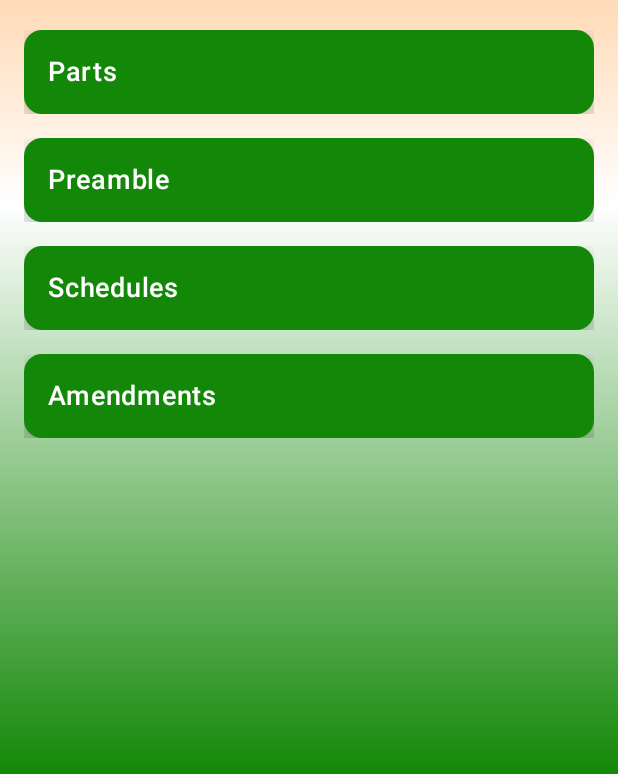
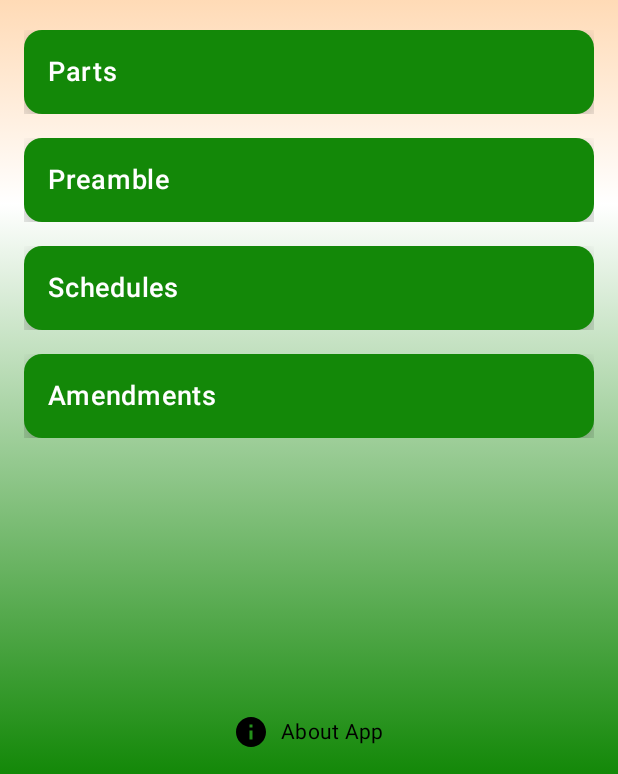
Before and after one commit to zeus512/COI, an Android app built with Jetpack Compose: the screen it shows after launch (MainActivity), on a phone screen of 412 x 824 dp, the part 462-1236 px from its top. Run offline under Robolectric (Android 15) with nearby library versions, the phone set to English and light mode, and no system bars; our stand-ins replace Dagger/Hilt's generated code, Room's generated code; libraries missing offline, so code that uses them is left out: com.chuckerteam.chucker, com.jakewharton.retrofit2; 3 statements that could not run were skipped.

Commit message:
Added about screen

```diff
--- a/app/build.gradle.kts
+++ b/app/build.gradle.kts
@@ -15,7 +15,7 @@ android {
         applicationId = "com.gouthamreddy.constitutionofindia"
         minSdk = 24
         targetSdk = 35
-        versionCode = 2
+        versionCode = 4
         versionName = "1.0"
 
         testInstrumentationRunner = "androidx.test.runner.AndroidJUnitRunner"
--- a/app/src/main/java/com/gouthamreddy/constitutionofindia/ui/AppNavigation.kt
+++ b/app/src/main/java/com/gouthamreddy/constitutionofindia/ui/AppNavigation.kt
@@ -28,6 +28,7 @@ import androidx.navigation.compose.composable
 import androidx.navigation.compose.rememberNavController
 import androidx.navigation.toRoute
 import com.gouthamreddy.constitutionofindia.data.models.SearchResult
+import com.gouthamreddy.constitutionofindia.ui.composables.AboutScreen
 import com.gouthamreddy.constitutionofindia.ui.composables.ArticleDetailScreen
 import com.gouthamreddy.constitutionofindia.ui.composables.ArticlesScreen
 import com.gouthamreddy.constitutionofindia.ui.composables.LoadingScreen
@@ -157,6 +158,18 @@ fun AppNavigation() {
                 })
             }
 
+            composable<ScreenState.AboutScreen> {
+                currentScreenTitle = "About App"
+                Box(
+                    Modifier
+                        .fillMaxSize()
+                        .background(MaterialTheme.colorScheme.background),
+                    contentAlignment = Alignment.Center
+                ) {
+                    AboutScreen()
+                }
+            }
+
         }
         LoadingScreen({ state.isLoading })
     }
@@ -185,6 +198,8 @@ sealed interface ScreenState {
     @Serializable
     data class ArticleDetail(val articleNumber: String) : ScreenState
 
+    @Serializable
+    data object AboutScreen : ScreenState
 
     @Serializable
     data object Search : ScreenState
--- /dev/null
+++ b/app/src/main/java/com/gouthamreddy/constitutionofindia/ui/composables/AboutRow.kt
@@ -0,0 +1,31 @@
+package com.gouthamreddy.constitutionofindia.ui.composables
+
+import androidx.compose.foundation.clickable
+import androidx.compose.foundation.layout.Row
+import androidx.compose.foundation.layout.Spacer
+import androidx.compose.foundation.layout.padding
+import androidx.compose.foundation.layout.width
+import androidx.compose.material.icons.Icons
+import androidx.compose.material.icons.filled.Info
+import androidx.compose.material3.Icon
+import androidx.compose.material3.MaterialTheme
+import androidx.compose.material3.Text
+import androidx.compose.runtime.Composable
+import androidx.compose.ui.Alignment
+import androidx.compose.ui.Modifier
+import androidx.compose.ui.unit.dp
+import com.gouthamreddy.constitutionofindia.ui.ScreenState
+
+@Composable
+fun AboutRow(navigateTo: (ScreenState) -> Unit) {
+    Row(
+        modifier = Modifier
+            .clickable { navigateTo(ScreenState.AboutScreen) }
+            .padding(16.dp),
+        verticalAlignment = Alignment.CenterVertically
+    ) {
+        Icon(imageVector = Icons.Filled.Info, contentDescription = "About App")
+        Spacer(modifier = Modifier.width(8.dp))
+        Text("About App", style = MaterialTheme.typography.bodyMedium)
+    }
+}
--- a/app/src/main/java/com/gouthamreddy/constitutionofindia/ui/composables/MainScreen.kt
+++ b/app/src/main/java/com/gouthamreddy/constitutionofindia/ui/composables/MainScreen.kt
@@ -1,6 +1,7 @@
 package com.gouthamreddy.constitutionofindia.ui.composables
 
 import androidx.compose.foundation.layout.Arrangement
+import androidx.compose.foundation.layout.Box
 import androidx.compose.foundation.layout.Column
 import androidx.compose.foundation.layout.Spacer
 import androidx.compose.foundation.layout.fillMaxSize
@@ -59,5 +60,11 @@ fun MainScreen(
             Spacer(modifier = Modifier.height(16.dp))
         }
     }
+    Box(
+        contentAlignment = Alignment.BottomCenter, modifier = Modifier
+            .fillMaxSize()
+    ) {
+        AboutRow { navigateTo(ScreenState.AboutScreen) }
+    }
 
 }
--- a/app/src/main/java/com/gouthamreddy/constitutionofindia/ui/composables/TopBar.kt
+++ b/app/src/main/java/com/gouthamreddy/constitutionofindia/ui/composables/TopBar.kt
@@ -26,7 +26,7 @@ fun TopBar(
     TopAppBar(
         title = {
             Text(
-                title(),
+                text = title(),
                 fontSize = 20.sp,
                 fontWeight = FontWeight.Bold,
                 color = Color.White
```
Also changed, not shown: app/src/main/java/com/gouthamreddy/constitutionofindia/ui/composables/AboutScreen.kt (added, +139 -0 lines).
